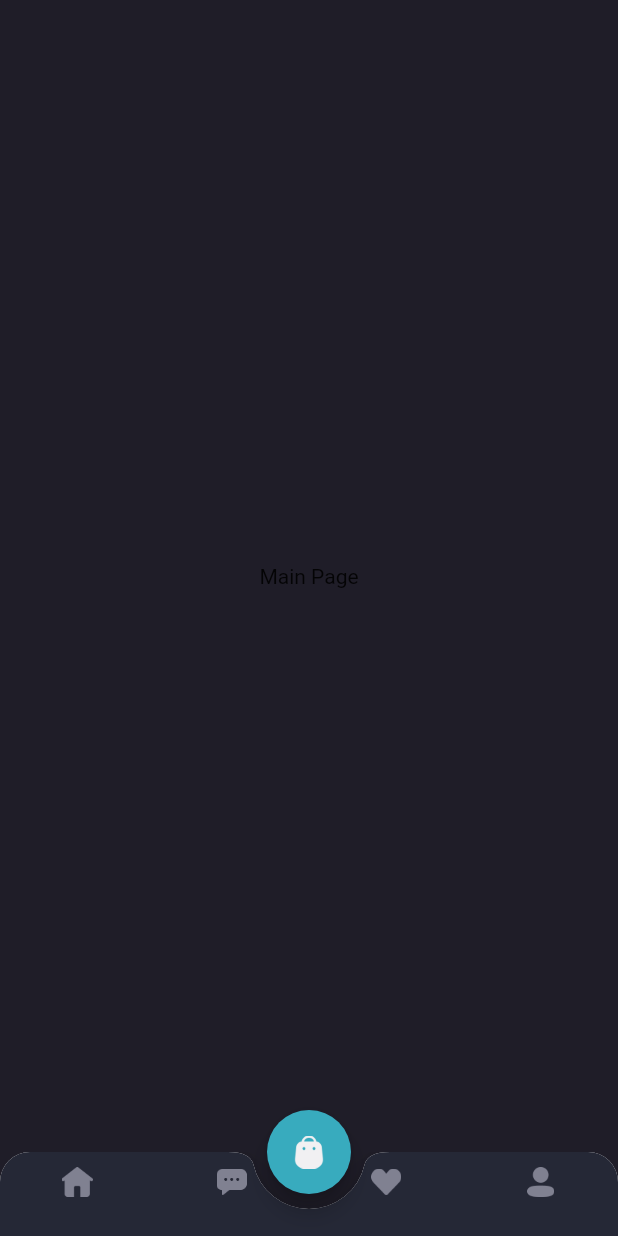
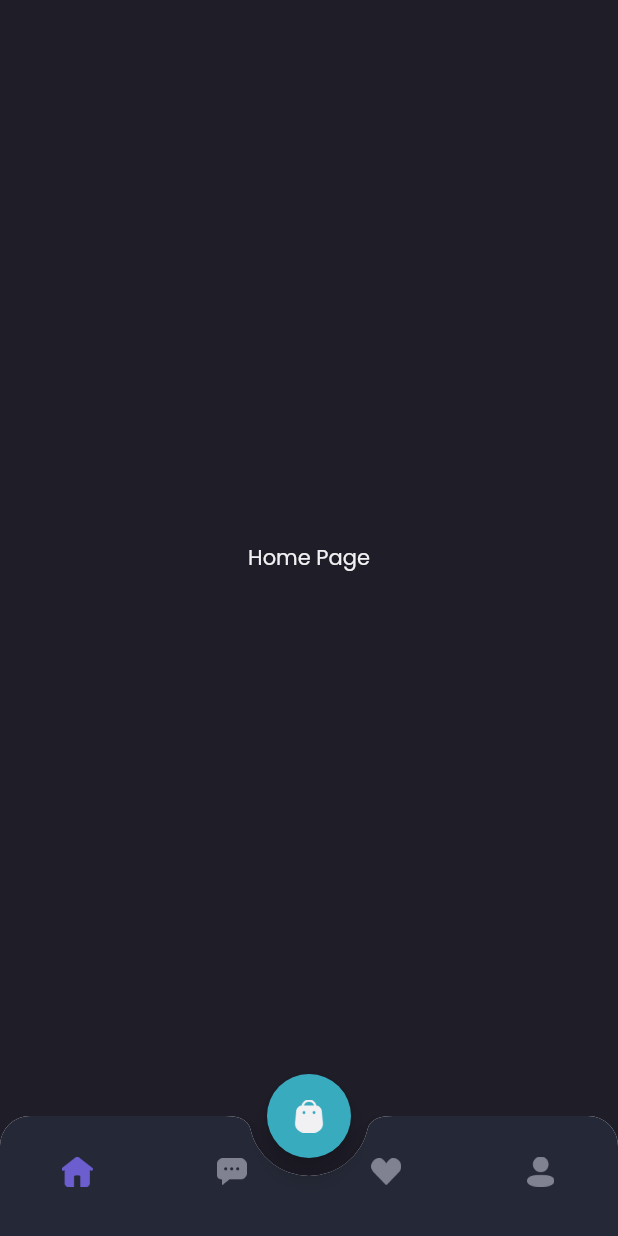
Before and after one commit to waandev/shamo, a Flutter app: the MainPage screen opened by its route, on a phone screen of 412 x 824 dp. Run offline on Flutter 3.47's test engine with Material 2 defaults, Android fonts, the phone set to English and light mode, and no system bars; our stand-ins replace google_fonts.

Commit message:
custom main page

```diff
--- /dev/null
+++ b/lib/pages/home/chat_page.dart
@@ -0,0 +1,16 @@
+import 'package:flutter/material.dart';
+import 'package:shamo/theme.dart';
+
+class ChatPage extends StatelessWidget {
+  const ChatPage({Key? key}) : super(key: key);
+
+  @override
+  Widget build(BuildContext context) {
+    return Center(
+      child: Text(
+        'Chatt Page',
+        style: primaryTextStyle,
+      ),
+    );
+  }
+}
--- /dev/null
+++ b/lib/pages/home/home_page.dart
@@ -0,0 +1,16 @@
+import 'package:flutter/material.dart';
+import 'package:shamo/theme.dart';
+
+class HomePage extends StatelessWidget {
+  const HomePage({Key? key}) : super(key: key);
+
+  @override
+  Widget build(BuildContext context) {
+    return Center(
+      child: Text(
+        'Home Page',
+        style: primaryTextStyle,
+      ),
+    );
+  }
+}
--- a/lib/pages/home/main_page.dart
+++ b/lib/pages/home/main_page.dart
@@ -1,8 +1,19 @@
 import 'package:flutter/material.dart';
+import 'package:shamo/pages/home/chat_page.dart';
+import 'package:shamo/pages/home/home_page.dart';
+import 'package:shamo/pages/home/profile_page.dart';
+import 'package:shamo/pages/home/wishlist_page.dart';
 import 'package:shamo/theme.dart';
 
-class MainPage extends StatelessWidget {
+class MainPage extends StatefulWidget {
   const MainPage({Key? key}) : super(key: key);
+
+  @override
+  State<MainPage> createState() => _MainPageState();
+}
+
+class _MainPageState extends State<MainPage> {
+  int currentIndex = 0;
 
   @override
   Widget build(BuildContext context) {
@@ -24,37 +35,79 @@ class MainPage extends StatelessWidget {
         ),
         child: BottomAppBar(
           shape: const CircularNotchedRectangle(),
-          notchMargin: 10,
+          notchMargin: 12,
           clipBehavior: Clip.antiAlias,
           child: BottomNavigationBar(
             backgroundColor: backgroundColor4,
+            currentIndex: currentIndex,
+            onTap: (value) {
+              setState(() {
+                currentIndex = value;
+              });
+            },
             type: BottomNavigationBarType.fixed,
             items: [
               BottomNavigationBarItem(
-                icon: Image.asset(
+                icon: Container(
+                  margin: const EdgeInsets.only(
+                    top: 20,
+                    bottom: 10,
+                  ),
+                  child: Image.asset(
                     'assets/icon_home.png',
                     width: 21,
+                    color: currentIndex == 0
+                        ? primaryColor
+                        : const Color(0xff808191),
+                  ),
                 ),
                 label: '',
               ),
               BottomNavigationBarItem(
-                icon: Image.asset(
+                icon: Container(
+                  margin: const EdgeInsets.only(
+                    top: 20,
+                    bottom: 10,
+                  ),
+                  child: Image.asset(
                     'assets/icon_chat.png',
                     width: 20,
+                    color: currentIndex == 1
+                        ? primaryColor
+                        : const Color(0xff808191),
+                  ),
                 ),
                 label: '',
               ),
               BottomNavigationBarItem(
-                icon: Image.asset(
+                icon: Container(
+                  margin: const EdgeInsets.only(
+                    top: 20,
+                    bottom: 10,
+                  ),
+                  child: Image.asset(
                     'assets/icon_wishlist.png',
                     width: 20,
+                    color: currentIndex == 2
+                        ? primaryColor
+                        : const Color(0xff808191),
+                  ),
                 ),
                 label: '',
               ),
               BottomNavigationBarItem(
-                icon: Image.asset(
+                icon: Container(
+                  margin: const EdgeInsets.only(
+                    top: 20,
+                    bottom: 10,
+                  ),
+                  child: Image.asset(
                     'assets/icon_profile.png',
                     width: 18,
+                    color: currentIndex == 3
+                        ? primaryColor
+                        : const Color(0xff808191),
+                  ),
                 ),
                 label: '',
               ),
@@ -64,16 +117,27 @@ class MainPage extends StatelessWidget {
       );
     }
 
+    Widget body() {
+      switch (currentIndex) {
+        case 0:
+          return const HomePage();
+        case 1:
+          return const ChatPage();
+        case 2:
+          return const WishlistPage();
+        case 3:
+          return const ProfilePage();
+        default:
+          return const HomePage();
+      }
+    }
+
     return Scaffold(
       backgroundColor: backgroundColor1,
       floatingActionButton: cartButton(),
       floatingActionButtonLocation: FloatingActionButtonLocation.centerDocked,
       bottomNavigationBar: customButtonNav(),
-      body: const Center(
-        child: Text(
-          'Main Page',
-        ),
-      ),
+      body: body(),
     );
   }
 }
--- /dev/null
+++ b/lib/pages/home/profile_page.dart
@@ -0,0 +1,16 @@
+import 'package:flutter/material.dart';
+import 'package:shamo/theme.dart';
+
+class ProfilePage extends StatelessWidget {
+  const ProfilePage({Key? key}) : super(key: key);
+
+  @override
+  Widget build(BuildContext context) {
+    return Center(
+      child: Text(
+        'Profile Page',
+        style: primaryTextStyle,
+      ),
+    );
+  }
+}
--- /dev/null
+++ b/lib/pages/home/wishlist_page.dart
@@ -0,0 +1,16 @@
+import 'package:flutter/material.dart';
+import 'package:shamo/theme.dart';
+
+class WishlistPage extends StatelessWidget {
+  const WishlistPage({Key? key}) : super(key: key);
+
+  @override
+  Widget build(BuildContext context) {
+    return Center(
+      child: Text(
+        'Wishlist Page',
+        style: primaryTextStyle,
+      ),
+    );
+  }
+}
```
Lines whose indentation alone changed are shown as unchanged.
